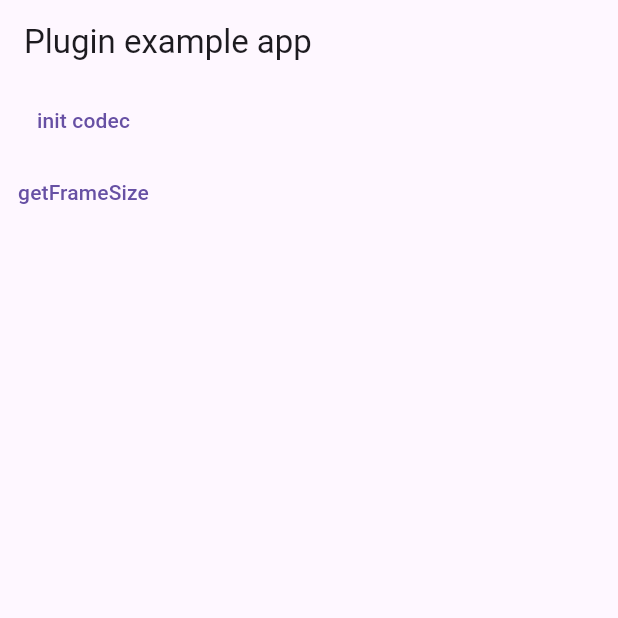
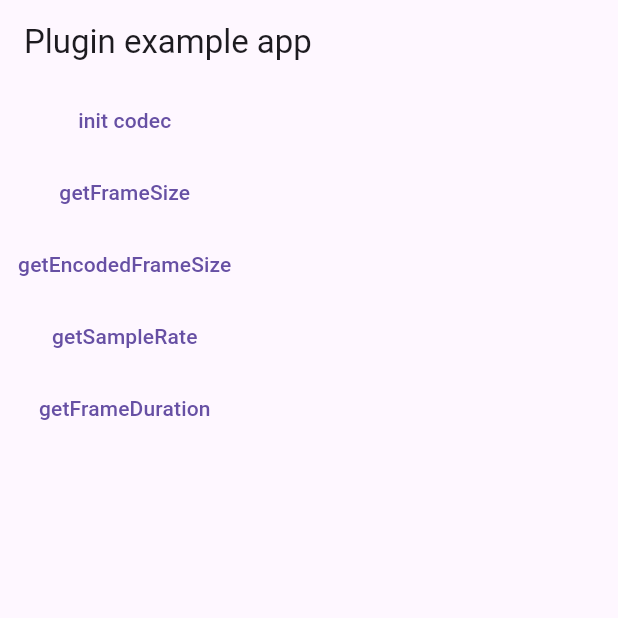
Before and after one commit to cbl16888/talkie, a Flutter app: the screen it shows after launch, after a tap on "getFrameSize", on a phone screen of 412 x 824 dp, the top half of it. Run offline on Flutter 3.47's test engine with Material 3 defaults, Android fonts, the phone set to English and light mode, and no system bars; our stand-ins replace plugin_platform_interface.

```diff
--- a/example/lib/main.dart
+++ b/example/lib/main.dart
@@ -32,16 +32,41 @@ class _MyAppState extends State<MyApp> {
         ),
         body: Column(
           children: [
-            TextButton(onPressed: () {
+            TextButton(
+                onPressed: () {
                   _talkiePlugin.init().then((value) {
                     print("init: $value");
                   });
-            }, child: const Text("init codec")),
-            TextButton(onPressed: () {
+                },
+                child: const Text("init codec")),
+            TextButton(
+                onPressed: () {
                   _talkiePlugin.getFrameSize().then((value) {
                     print("getFrameSize: $value");
                   });
-            }, child: const Text("getFrameSize"))
+                },
+                child: const Text("getFrameSize")),
+            TextButton(
+                onPressed: () {
+                  _talkiePlugin.getEncodedFrameSize().then((value) {
+                    print("getEncodedFrameSize: $value");
+                  });
+                },
+                child: const Text("getEncodedFrameSize")),
+            TextButton(
+                onPressed: () {
+                  _talkiePlugin.getSampleRate().then((value) {
+                    print("getSampleRate: $value");
+                  });
+                },
+                child: const Text("getSampleRate")),
+            TextButton(
+                onPressed: () {
+                  _talkiePlugin.getFrameDuration().then((value) {
+                    print("getFrameDuration: $value");
+                  });
+                },
+                child: const Text("getFrameDuration"))
           ],
         ),
       ),
```
Also changed, not shown: 128 other files. Lines whose indentation alone changed are shown as unchanged.
